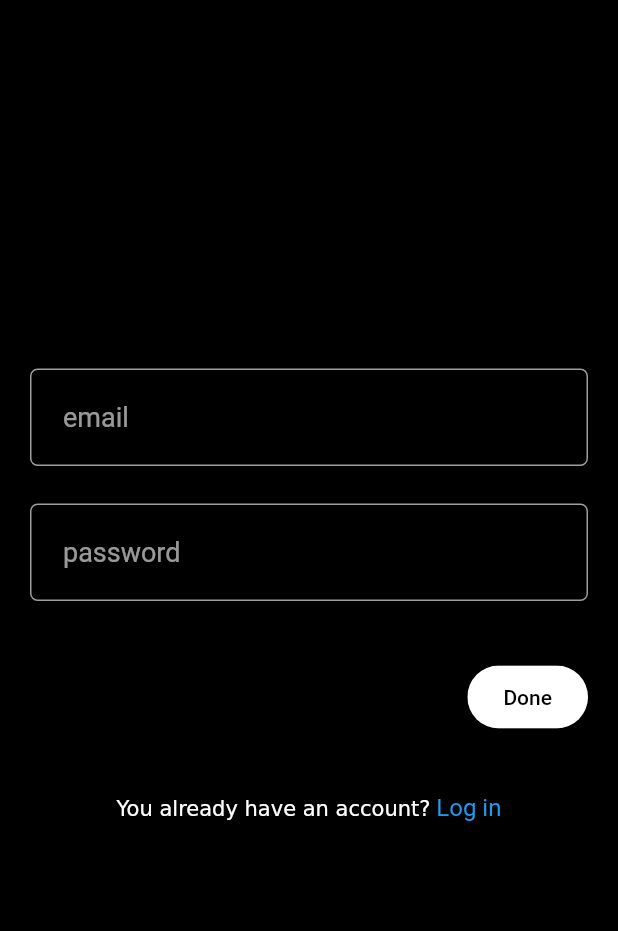
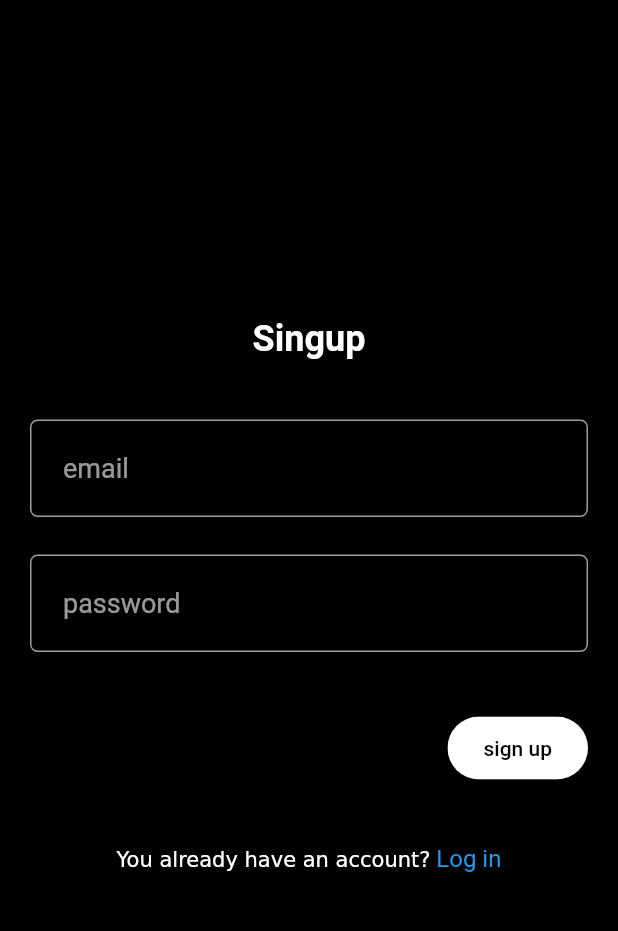
Before and after one commit to Yasu1025/flutter_twitter_clone, a Flutter app: the screen it shows after launch, on a phone screen of 412 x 824 dp, the part 65-996 px from its top. Run offline on Flutter 3.47's test engine with Material 2 defaults, Android fonts, the phone set to English and light mode, and no system bars; our stand-ins replace appwrite, flutter_dotenv, flutter_riverpod, flutter_svg, fpdart.

Commit message:
[Feature] add lead

```diff
--- a/lib/features/auth/view/signup_view.dart
+++ b/lib/features/auth/view/signup_view.dart
@@ -50,6 +50,14 @@ class _SignUpViewState extends ConsumerState<SignUpView> {
                   padding: const EdgeInsets.symmetric(horizontal: 20),
                   child: Column(
                     children: [
+                      const Text(
+                        'Singup',
+                        style: TextStyle(
+                          fontSize: 24,
+                          fontWeight: FontWeight.bold,
+                        ),
+                      ),
+                      const SizedBox(height: 40),
                       AuthField(
                         controller: emailController,
                         hintText: 'email',
@@ -64,7 +72,7 @@ class _SignUpViewState extends ConsumerState<SignUpView> {
                         alignment: Alignment.topRight,
                         child: RoundSmallButton(
                           onTap: onSignUp,
-                          label: 'Done',
+                          label: 'sign up',
                         ),
                       ),
                       const SizedBox(height: 40),
```
Also changed, not shown: lib/features/auth/view/login_view.dart (+9 -1 lines).
